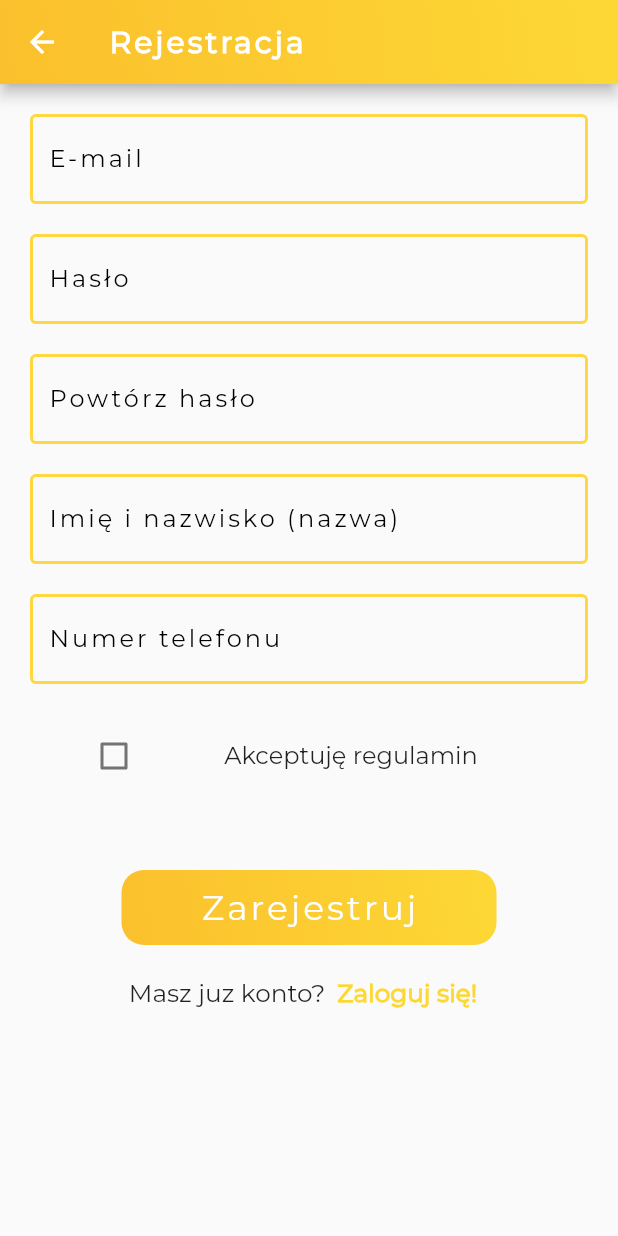
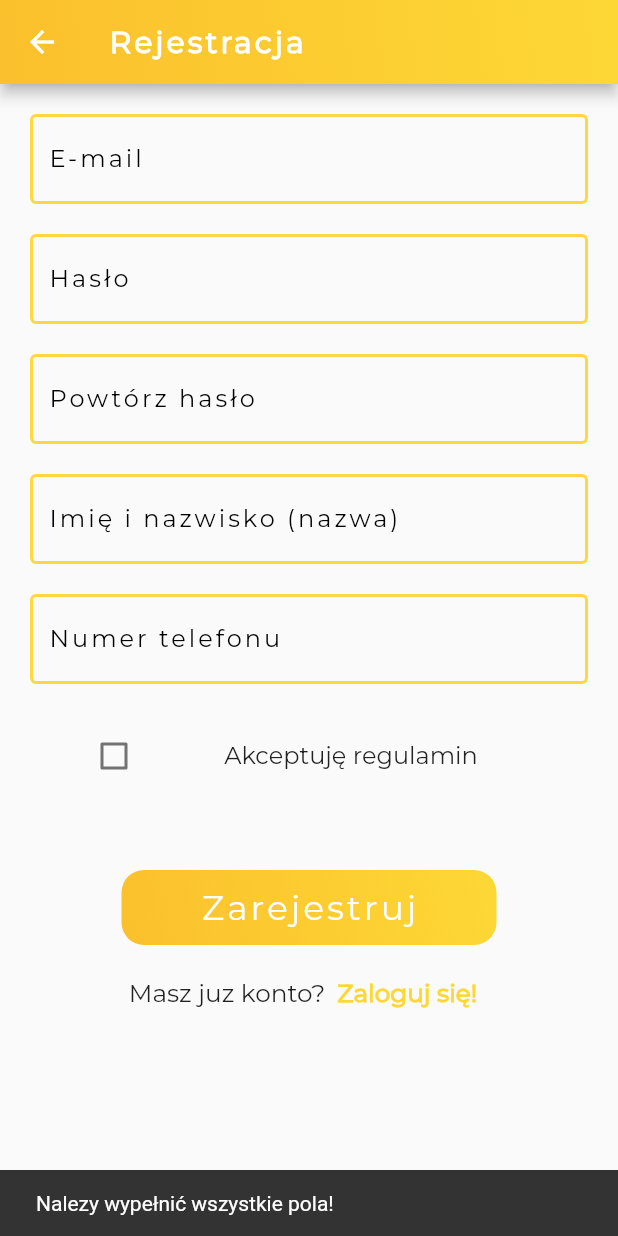
Before and after one commit to Klimek777/real_genecar, a Flutter app: the Register screen opened directly, after a tap on "Zarejestruj", on a phone screen of 412 x 824 dp. Run offline on Flutter 3.47's test engine with Material 2 defaults, Android fonts, the phone set to English and light mode, and no system bars; our stand-ins replace cloud_firestore, firebase_auth, firebase_core; accounts and stored records are empty.

Commit message:
nareszcie sukces po 3 dniach walki

```diff
--- a/lib/pages/register.dart
+++ b/lib/pages/register.dart
@@ -4,6 +4,7 @@ import 'package:flutter/material.dart';
 import 'package:flutter/rendering.dart';
 import 'package:genecar/pages/login_page.dart';
 import 'package:genecar/resources/auth_methods.dart';
+import 'package:genecar/utils/utils.dart';
 import 'package:genecar/widgets/text_field_input.dart';
 
 class Register extends StatefulWidget {
@@ -31,6 +32,29 @@ class _RegisterState extends State<Register> {
     _repeatPasswordController.dispose();
     _nameController.dispose();
     _phoneNumController.dispose();
+  }
+
+  bool _isLoading = false;
+
+  void registerUser() async {
+    setState(() {
+      _isLoading = true;
+    });
+    String res = await AuthMethods().signUpUser(
+      email: _emailController.text,
+      password: _passwordController.text,
+      repeatPassword: _repeatPasswordController.text,
+      name: _nameController.text,
+      phoneNum: _phoneNumController.text,
+      rulesAccepted: checkedValue ? true : false,
+    );
+    if (res == 'Success!') {
+    } else {
+      showSnackBar(res, context);
+    }
+    setState(() {
+      _isLoading = false;
+    });
   }
 
   @override
@@ -121,21 +145,17 @@ class _RegisterState extends State<Register> {
             Padding(
               padding: const EdgeInsets.fromLTRB(0, 40, 0, 0),
               child: TextButton(
-                onPressed: () async {
-                  String res = await AuthMethods().signUpUser(
-                    email: _emailController.text,
-                    password: _passwordController.text,
-                    repeatPassword: _repeatPasswordController.text,
-                    name: _nameController.text,
-                    phoneNum: _phoneNumController.text,
-                    rulesAccepted: checkedValue ? true : false,
-                  );
-                  print(res);
-                },
+                onPressed: registerUser,
                 child: Container(
                   child: Row(
                     mainAxisAlignment: MainAxisAlignment.center,
-                    children: [
+                    children: _isLoading
+                        ? [
+                            Center(
+                              child: CircularProgressIndicator(),
+                            )
+                          ]
+                        : [
                             Text(
                               'Zarejestruj',
                               textAlign: TextAlign.center,
--- a/lib/resources/auth_methods.dart
+++ b/lib/resources/auth_methods.dart
@@ -17,14 +17,16 @@ class AuthMethods {
     required String phoneNum,
     required bool rulesAccepted,
   }) async {
-    String res = "Some error occured";
+    String res =
+        "Nie udało się zarejestrować. Sprawdź poprawność podanych danych!";
     try {
-      if (email.isNotEmpty &&
-          password.isNotEmpty &&
-          repeatPassword.isNotEmpty &&
-          name.isNotEmpty &&
-          phoneNum.isNotEmpty &&
-          rulesAccepted == true) {
+      if (email.isNotEmpty ||
+          password.isNotEmpty ||
+          repeatPassword.isNotEmpty ||
+          name.isNotEmpty ||
+          phoneNum.isNotEmpty) {
+        if (password == repeatPassword) {
+          if (rulesAccepted == true) {
             UserCredential cred = await _auth.createUserWithEmailAndPassword(
                 email: email, password: password);
 
@@ -44,6 +46,32 @@ class AuthMethods {
                 .set(user.toJson());
 
             res = "Success!";
+          } else {
+            res = 'Nalezy zaakceptować regulamin uslugi.';
+          }
+        } else {
+          res = 'Podane hasła nie są ze sobą zgodne!';
+        }
+      } else {
+        res = 'Nalezy wypełnić wszystkie pola!';
+      }
+    } on FirebaseAuthException catch (e) {
+      switch (e.code) {
+        case 'email-already-in-use':
+          res = 'Podany adres e-mail jest zajęty!';
+          break;
+        case 'invalid-email':
+          res = 'Nieprawidłowy adres e-mail!';
+          break;
+        case 'operation-not-allowed':
+          res = 'Coś poszło nie tak... Spróbuj ponownie!';
+          break;
+        case 'weak-password':
+          res = 'Hasło za krótkie!';
+          break;
+        default:
+          res =
+              'Formularz wypełniony nieprawidłowo. Sprawdź poprawność danych!';
       }
     } catch (err) {
       res = err.toString();
@@ -53,18 +81,22 @@ class AuthMethods {
 
   Future<String> loginUser(
       {required String email, required String password}) async {
-    String res = "Some error occured";
+    String res =
+        "Nie udało się zalogować. Sprawdź poprawność podanych danych uytkownika!";
     try {
-      if (email.isNotEmpty && password.isNotEmpty) {
+      if (email.isNotEmpty || password.isNotEmpty) {
         await _auth.signInWithEmailAndPassword(
             email: email, password: password);
         res = "Success!";
       } else {
-        res = "Please enter all the fields";
+        res = "Nalezy wypełnić pola e-maila oraz hasła!";
       }
     } on FirebaseAuthException catch (e) {
       if (e.code == 'user-not-found') {
-      } else if (e.code == 'wrong-password') {}
+        res = 'Nie znaleziono uytkownika z takim adresem e-mail!';
+      } else if (e.code == 'wrong-password') {
+        res = 'Hasło niepoprawne!';
+      }
     } catch (err) {
       res = err.toString();
     }
--- /dev/null
+++ b/lib/utils/utils.dart
@@ -0,0 +1,9 @@
+import 'package:flutter/material.dart';
+
+showSnackBar(String content, BuildContext context) {
+  ScaffoldMessenger.of(context).showSnackBar(
+    SnackBar(
+      content: Text(content),
+    ),
+  );
+}
```
Also changed, not shown: lib/main.dart (+22 -1 lines), lib/pages/Home/home.dart (+41 -5 lines), lib/pages/login_page.dart (+25 -6 lines), lib/firebase_options.dart (added), 504 other files. Lines whose indentation alone changed are shown as unchanged.
